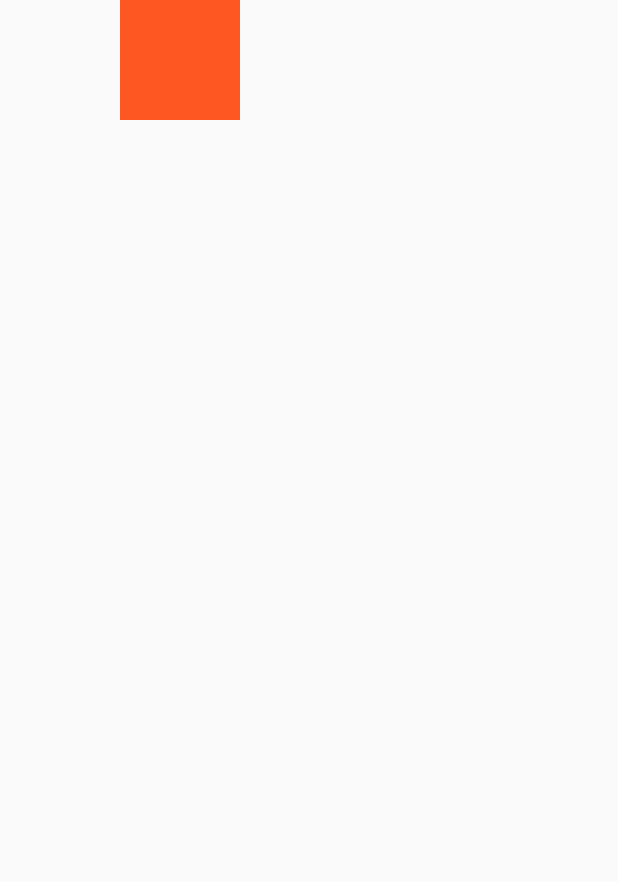
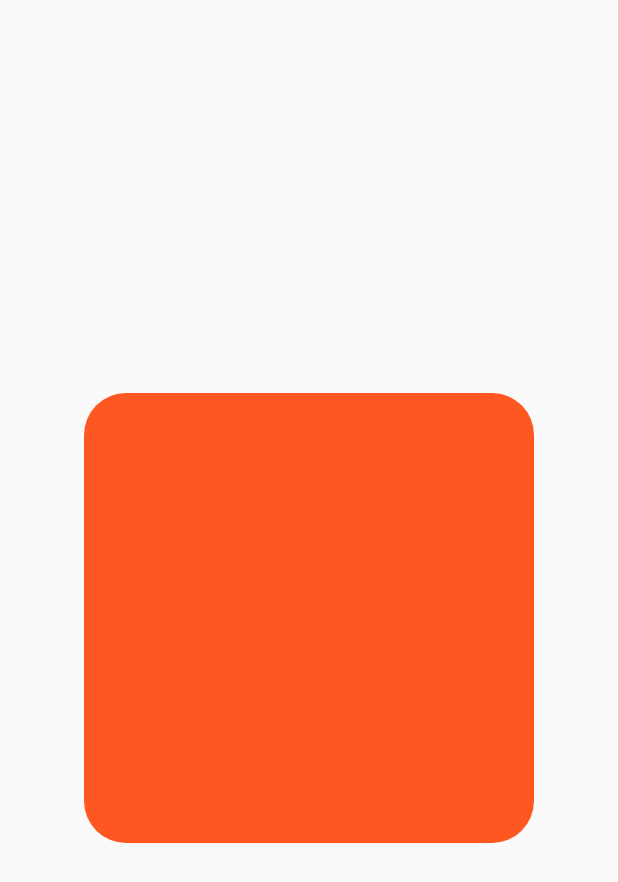
Before and after one commit to AmmarAgeeza/Flutter-Widgets, a Flutter app: the screen it shows after launch, on a phone screen of 412 x 824 dp. Shown: the top 882 px of the screen. Run offline on Flutter 3.47's test engine with Material 2 defaults, Android fonts, the phone set to English and light mode, and no system bars.

Commit message:
ClipRRect Widget

```diff
--- a/lib/main.dart
+++ b/lib/main.dart
@@ -1,6 +1,6 @@
 import 'package:flutter/material.dart';
 
-import 'widgets/widget_033_clip_rect.dart';
+import 'widgets/widget_034_clip_r_rect.dart';
 
 
 
@@ -16,7 +16,7 @@ class MyApp extends StatelessWidget {
     return const MaterialApp(
       title: 'Flutter Widgets',
       debugShowCheckedModeBanner: false,
-      home: ClipRectWidget(),
+      home: ClipRRectWidget(),
     );
   }
 }
--- /dev/null
+++ b/lib/widgets/widget_034_clip_r_rect.dart
@@ -0,0 +1,21 @@
+import 'package:flutter/material.dart';
+
+class ClipRRectWidget extends StatelessWidget {
+  const ClipRRectWidget({super.key});
+
+  @override
+  Widget build(BuildContext context) {
+    return Scaffold(
+      body: Center(
+        child: ClipRRect(
+          borderRadius: BorderRadius.circular(28),
+          child: Container(
+            height: 300,
+            width: 300,
+            color: Colors.deepOrange,
+          ),
+        ),
+      ),
+    );
+  }
+}
```
Also changed, not shown: 1 other file.
